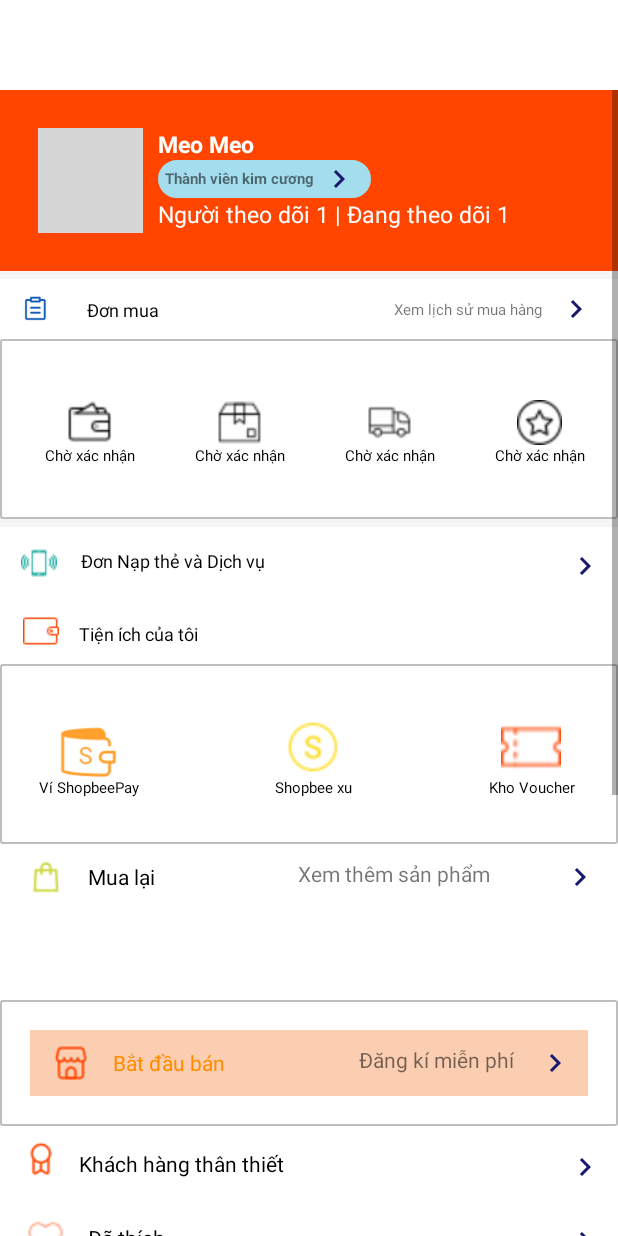
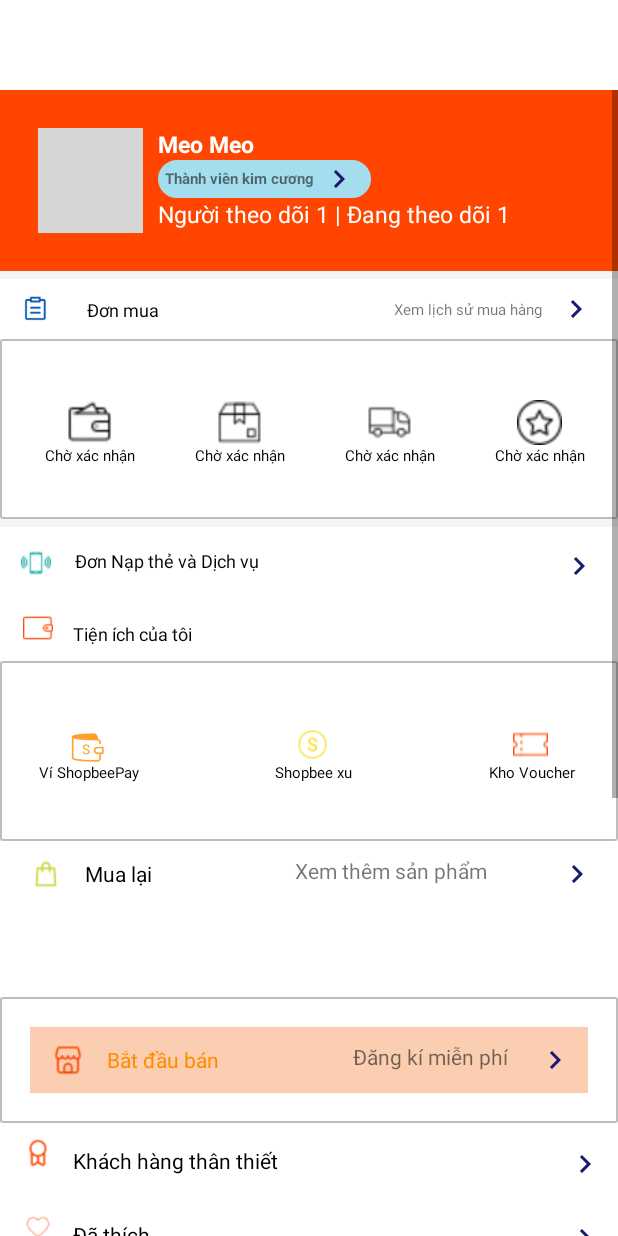
Before and after one commit to Hoang-Sanggg/Shopbee, an Android app: the fragment ProfileFragment shown on its own in the app's theme, on a phone screen of 412 x 824 dp. Run offline under Robolectric (Android 15) with nearby library versions, the phone set to English and light mode, and no system bars; our stand-ins replace CircleImageView; grey boxes are pictures that could not be loaded.

Commit message:
chỉnh size ảnh

```diff
--- a/Shopbee/app/src/main/res/layout/fragment_profile.xml
+++ b/Shopbee/app/src/main/res/layout/fragment_profile.xml
@@ -411,8 +411,8 @@
 
                     <ImageView
                         android:id="@+id/profile_phone"
-                        android:layout_width="24dp"
-                        android:layout_height="24dp"
+                        android:layout_width="20dp"
+                        android:layout_height="20dp"
                         android:layout_marginStart="4dp"
                         android:src="@drawable/profile_smartphone_ringing"
 
@@ -448,8 +448,8 @@
                     >
                     <ImageView
                         android:id="@+id/profile_img_wallet"
-                        android:layout_width="24dp"
-                        android:layout_height="24dp"
+                        android:layout_width="20dp"
+                        android:layout_height="20dp"
                         android:src="@drawable/profile_my_gadget"
                         android:layout_marginLeft="5dp"/>
                     <TextView
@@ -482,8 +482,8 @@
 
                         <ImageView
                             android:id="@+id/profile_utility_shopbeepay"
-                            android:layout_width="40dp"
-                            android:layout_height="40dp"
+                            android:layout_width="23dp"
+                            android:layout_height="23dp"
                             android:layout_marginTop="5dp"
                             android:src="@drawable/profile_shopee_pay_icon" />
 
@@ -506,8 +506,8 @@
 
                         <ImageView
                             android:id="@+id/profile_utility_scoin"
-                            android:layout_width="40dp"
-                            android:layout_height="40dp"
+                            android:layout_width="23dp"
+                            android:layout_height="23dp"
                             android:layout_marginTop="5dp"
                             android:src="@drawable/profile_scoin2_0" />
 
@@ -530,8 +530,8 @@
 
                         <ImageView
                             android:id="@+id/profile_utility_shopbeeVoucher"
-                            android:layout_width="40dp"
-                            android:layout_height="40dp"
+                            android:layout_width="23dp"
+                            android:layout_height="23dp"
                             android:layout_marginTop="5dp"
                             android:src="@drawable/profile_voucher" />
 
@@ -560,8 +560,8 @@
                         >
                         <ImageView
                             android:id="@+id/profile_shopping_bag_img"
-                            android:layout_width="24dp"
-                            android:layout_height="24dp"
+                            android:layout_width="20dp"
+                            android:layout_height="20dp"
                             android:layout_marginLeft="5dp"
                             android:src="@drawable/profile_shopping_bag"
                             ></ImageView>
@@ -797,8 +797,8 @@
                         >
                         <ImageView
                             android:id="@+id/profile_createShop"
-                            android:layout_width="24dp"
-                            android:layout_height="24dp"
+                            android:layout_width="20dp"
+                            android:layout_height="20dp"
                             android:src="@drawable/profile_store"
                             android:layout_marginLeft="5dp"
                             />
@@ -832,8 +832,8 @@
                     >
                     <ImageView
                         android:id="@+id/profile_medals"
-                        android:layout_width="24dp"
-                        android:layout_height="24dp"
+                        android:layout_width="20dp"
+                        android:layout_height="20dp"
                         android:src="@drawable/profile_medal"
                         android:layout_marginLeft="5dp"/>
 
@@ -857,8 +857,8 @@
                     >
                     <ImageView
                         android:id="@+id/profile_like"
-                        android:layout_width="30dp"
-                        android:layout_height="30dp"
+                        android:layout_width="20dp"
+                        android:layout_height="20dp"
                         android:src="@drawable/profile_favorite"
                         android:layout_marginLeft="5dp"/>
 
@@ -881,8 +881,8 @@
                     >
                     <ImageView
                         android:id="@+id/profile_Clock"
-                        android:layout_width="30dp"
-                        android:layout_height="30dp"
+                        android:layout_width="20dp"
+                        android:layout_height="20dp"
                         android:src="@drawable/profile_clock"
                         android:layout_marginLeft="5dp"/>
 
@@ -905,8 +905,8 @@
                     >
                     <ImageView
                         android:id="@+id/profile_pay"
-                        android:layout_width="30dp"
-                        android:layout_height="30dp"
+                        android:layout_width="20dp"
+                        android:layout_height="20dp"
                         android:src="@drawable/profile_pay"
                         android:layout_marginLeft="5dp"/>
 
@@ -929,8 +929,8 @@
                     >
                     <ImageView
                         android:id="@+id/profile_Scoin"
-                        android:layout_width="30dp"
-                        android:layout_height="30dp"
+                        android:layout_width="20dp"
+                        android:layout_height="20dp"
                         android:src="@drawable/profile_scoin2_0"
                         android:layout_marginLeft="5dp"/>
 
@@ -953,8 +953,8 @@
                     >
                     <ImageView
                         android:id="@+id/profile_evaluate"
-                        android:layout_width="24dp"
-                        android:layout_height="24dp"
+                        android:layout_width="20dp"
+                        android:layout_height="20dp"
                         android:src="@drawable/profile_giftbox"
                         android:layout_marginLeft="5dp"/>
 
@@ -977,8 +977,8 @@
                     >
                     <ImageView
                         android:id="@+id/profile_share"
-                        android:layout_width="24dp"
-                        android:layout_height="24dp"
+                        android:layout_width="20dp"
+                        android:layout_height="20dp"
                         android:src="@drawable/profile_share"
                         android:layout_marginLeft="5dp"/>
 
@@ -1001,8 +1001,8 @@
                     >
                     <ImageView
                         android:id="@+id/profile_giftbox"
-                        android:layout_width="24dp"
-                        android:layout_height="24dp"
+                        android:layout_width="20dp"
+                        android:layout_height="20dp"
                         android:src="@drawable/profile_giftbox"
                         android:layout_marginLeft="5dp"/>
 
@@ -1034,8 +1034,8 @@
                         >
                         <ImageView
                             android:id="@+id/profile_settingUser"
-                            android:layout_width="24dp"
-                            android:layout_height="24dp"
+                            android:layout_width="20dp"
+                            android:layout_height="20dp"
                             android:src="@drawable/profile_user"
                             android:layout_marginLeft="5dp"/>
 
@@ -1057,8 +1057,8 @@
                         >
                         <ImageView
                             android:id="@+id/profile_help"
-                            android:layout_width="24dp"
-                            android:layout_height="24dp"
+                            android:layout_width="20dp"
+                            android:layout_height="20dp"
                             android:src="@drawable/profile_help"
                             android:layout_marginLeft="5dp"/>
 
@@ -1080,8 +1080,8 @@
                         >
                         <ImageView
                             android:id="@+id/profile_hotline"
-                            android:layout_width="24dp"
-                            android:layout_height="24dp"
+                            android:layout_width="20dp"
+                            android:layout_height="20dp"
                             android:src="@drawable/profile_customer_service"
                             android:layout_marginLeft="5dp"/>
 
```
